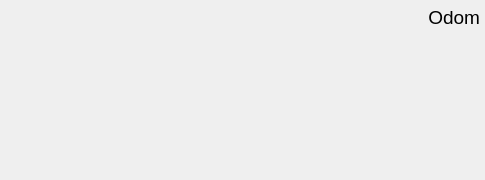
First picture: the form in RoboticUserInterface/include/form/Odom.ui, repository ADrownFish/RoboticUserInterface, before the edit.
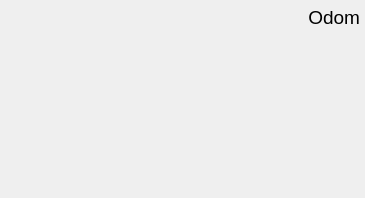
Second picture: the form after the edit. Custom widgets are drawn as their Qt base class.

Patch:
```diff
--- a/RoboticUserInterface/include/form/Odom.ui
+++ b/RoboticUserInterface/include/form/Odom.ui
@@ -6,8 +6,8 @@
    <rect>
     <x>0</x>
     <y>0</y>
-    <width>485</width>
-    <height>180</height>
+    <width>365</width>
+    <height>198</height>
    </rect>
   </property>
   <property name="minimumSize">
@@ -41,10 +41,13 @@
    <property name="bottomMargin">
     <number>5</number>
    </property>
-   <property name="spacing">
+   <property name="horizontalSpacing">
+    <number>10</number>
+   </property>
+   <property name="verticalSpacing">
     <number>0</number>
    </property>
-   <item row="0" column="1">
+   <item row="0" column="2">
     <widget class="QLabel" name="title">
      <property name="minimumSize">
       <size>
@@ -87,7 +90,7 @@
      </property>
     </widget>
    </item>
-   <item row="1" column="0" colspan="2">
+   <item row="1" column="0" colspan="3">
     <widget class="QWidget" name="widget" native="true">
      <layout class="QGridLayout" name="gridLayout_2">
       <property name="leftMargin">
@@ -247,7 +250,45 @@
          <string/>
         </property>
         <property name="alignment">
-         <set>Qt::AlignCenter</set>
+         <set>Qt::AlignmentFlag::AlignCenter</set>
+        </property>
+       </widget>
+      </item>
+      <item row="2" column="0">
+       <widget class="QLabel" name="label_linear_mileage">
+        <property name="minimumSize">
+         <size>
+          <width>100</width>
+          <height>0</height>
+         </size>
+        </property>
+        <property name="maximumSize">
+         <size>
+          <width>100</width>
+          <height>16777215</height>
+         </size>
+        </property>
+        <property name="text">
+         <string/>
+        </property>
+        <property name="alignment">
+         <set>Qt::AlignmentFlag::AlignCenter</set>
+        </property>
+       </widget>
+      </item>
+      <item row="2" column="1">
+       <widget class="QtMaterialTextField" name="lineEdit_linear_mileage" native="true">
+        <property name="minimumSize">
+         <size>
+          <width>80</width>
+          <height>50</height>
+         </size>
+        </property>
+        <property name="maximumSize">
+         <size>
+          <width>80</width>
+          <height>50</height>
+         </size>
         </property>
        </widget>
       </item>
```
Left out of the diff: 129 changed lines with no effect on the pictures.
